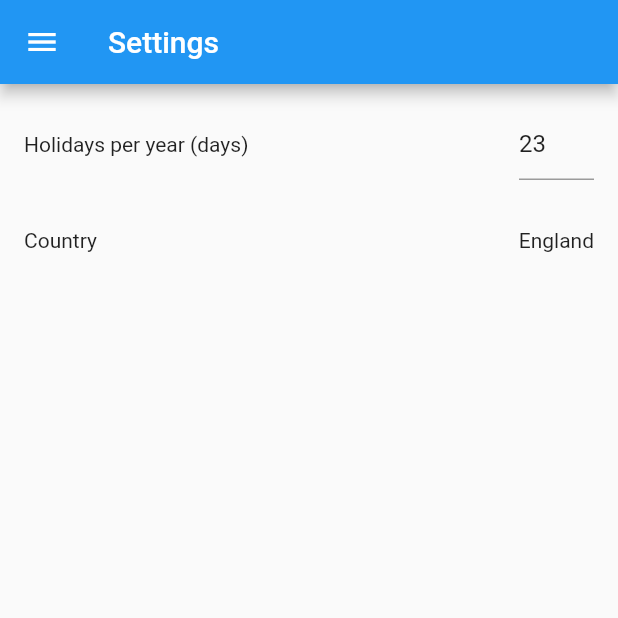
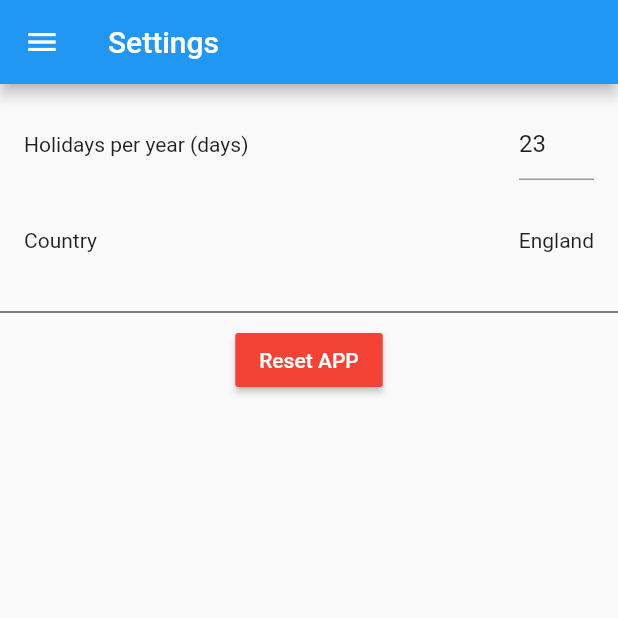
Before and after one commit to robsonala/holiday-calculator, a Flutter app: the SettingsPage screen opened by its route, on a phone screen of 412 x 824 dp, the top half of it. Run offline on Flutter 3.47's test engine with Material 2 defaults, Android fonts, the phone set to English and light mode, and no system bars; our stand-ins replace sqflite; accounts and stored records are empty.

Commit message:
Adding settings providers / Added clean DB

```diff
--- a/lib/pages/Home.dart
+++ b/lib/pages/Home.dart
@@ -83,7 +83,7 @@ class HomeBodyState extends State<HomeBody> {
   Widget build(BuildContext context) {
     return SafeArea(
       top: false,
-      child: ListView.builder(
+      child: items.isEmpty ? Center(child: Text('No data found')) : ListView.builder(
           itemCount: items.length,
           padding: const EdgeInsets.all(15.0),
           itemBuilder: (context, position) {
--- a/lib/pages/Settings.dart
+++ b/lib/pages/Settings.dart
@@ -1,5 +1,8 @@
 import 'package:flutter/cupertino.dart';
 import 'package:flutter/material.dart';
+import 'package:holiday2/helpers/Database.dart';
+import 'package:holiday2/models/ItemModel.dart';
+import 'package:holiday2/models/SettingsModel.dart';
 import 'package:holiday2/ui/DatePickerModal.dart';
 import 'package:holiday2/ui/drawer.dart';
 
@@ -50,7 +53,7 @@ class CreateFormState extends State<CreateForm> {
           children: [
             Text('Holidays per year (days)'),
             SizedBox(
-              width: 50,
+                width: 50,
                 child: new TextField(
                     controller: _controllerDays,
                     keyboardType: TextInputType.number))
@@ -101,9 +104,32 @@ class CreateFormState extends State<CreateForm> {
 
   @override
   Widget build(BuildContext context) {
-    return ListView(children: <Widget>[
-      _buidDaysPicker(context),
-      _buidCountryPicker(context)
-    ]);
+    return Column(
+      children: <Widget>[
+        _buidDaysPicker(context),
+        _buidCountryPicker(context),
+        Text(''),
+        Divider(
+          color: Colors.black
+        ),
+        Align(
+            alignment: AlignmentDirectional.center,
+            child: RaisedButton(
+              onPressed: () async {
+                var db = await DatabaseHelper.instance.database;
+                db.rawDelete('''
+                  DELETE FROM $ItemModel_table;
+                  DELETE FROM $SettingsModel_table;
+                ''');
+
+                Scaffold.of(context).showSnackBar(
+                    SnackBar(content: Text("App has been cleaned up!")));
+              },
+              child: Text('Reset APP'),
+              color: Colors.red,
+              textColor: Colors.white,
+            ))
+      ],
+    );
   }
 }
```
Also changed, not shown: lib/helpers/Database.dart (+7 -1 lines), lib/models/SettingsModel.dart (added, +33 -0 lines), lib/providers/SettingsProvider.dart (added, +35 -0 lines).
